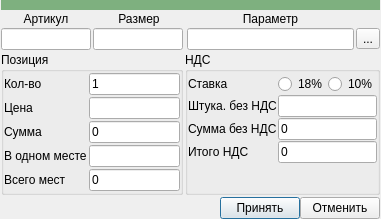
This is ui/order_position.ui in Meller008/CRM-Avi as Qt 5 draws it before an edit. The edited form follows.
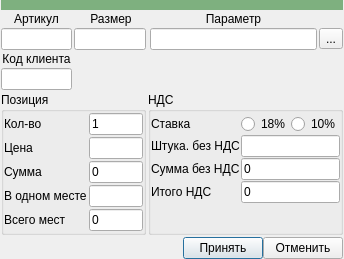
This is the edited form.

What changed in the file:
```diff
--- a/ui/order_position.ui
+++ b/ui/order_position.ui
@@ -6,8 +6,8 @@
    <rect>
     <x>0</x>
     <y>0</y>
-    <width>381</width>
-    <height>203</height>
+    <width>344</width>
+    <height>240</height>
    </rect>
   </property>
   <property name="windowTitle">
@@ -29,6 +29,27 @@
    <property name="spacing">
     <number>2</number>
    </property>
+   <item row="3" column="0">
+    <widget class="QLabel" name="label_13">
+     <property name="text">
+      <string>&lt;html&gt;&lt;head/&gt;&lt;body&gt;&lt;p align=&quot;center&quot;&gt;Код клиента&lt;/p&gt;&lt;/body&gt;&lt;/html&gt;</string>
+     </property>
+    </widget>
+   </item>
+   <item row="1" column="0">
+    <widget class="QLabel" name="label">
+     <property name="text">
+      <string>&lt;html&gt;&lt;head/&gt;&lt;body&gt;&lt;p align=&quot;center&quot;&gt;Артикул&lt;/p&gt;&lt;/body&gt;&lt;/html&gt;</string>
+     </property>
+    </widget>
+   </item>
+   <item row="2" column="1">
+    <widget class="QLineEdit" name="le_size">
+     <property name="readOnly">
+      <bool>true</bool>
+     </property>
+    </widget>
+   </item>
    <item row="1" column="1" colspan="2">
     <widget class="QLabel" name="label_2">
      <property name="text">
@@ -36,23 +57,6 @@
      </property>
     </widget>
    </item>
-   <item row="2" column="1">
-    <widget class="QLineEdit" name="le_size">
-     <property name="readOnly">
-      <bool>true</bool>
-     </property>
-    </widget>
-   </item>
-   <item row="2" column="0">
-    <widget class="QLineEdit" name="le_article">
-     <property name="text">
-      <string/>
-     </property>
-     <property name="readOnly">
-      <bool>true</bool>
-     </property>
-    </widget>
-   </item>
    <item row="2" column="4">
     <widget class="QToolButton" name="toolButton">
      <property name="text">
@@ -60,6 +64,13 @@
      </property>
     </widget>
    </item>
+   <item row="2" column="3">
+    <widget class="QLineEdit" name="le_parametr">
+     <property name="readOnly">
+      <bool>true</bool>
+     </property>
+    </widget>
+   </item>
    <item row="1" column="3">
     <widget class="QLabel" name="label_3">
      <property name="text">
@@ -67,34 +78,17 @@
      </property>
     </widget>
    </item>
-   <item row="2" column="3">
-    <widget class="QLineEdit" name="le_parametr">
+   <item row="2" column="0">
+    <widget class="QLineEdit" name="le_article">
+     <property name="text">
+      <string/>
+     </property>
      <property name="readOnly">
       <bool>true</bool>
      </property>
     </widget>
    </item>
-   <item row="0" column="0" colspan="5">
-    <widget class="QWidget" name="widget" native="true">
-     <property name="minimumSize">
-      <size>
-       <width>0</width>
-       <height>10</height>
-      </size>
-     </property>
-     <property name="styleSheet">
-      <string notr="true">background-color: rgb(126, 176, 127);</string>
-     </property>
-    </widget>
-   </item>
-   <item row="1" column="0">
-    <widget class="QLabel" name="label">
-     <property name="text">
-      <string>&lt;html&gt;&lt;head/&gt;&lt;body&gt;&lt;p align=&quot;center&quot;&gt;Артикул&lt;/p&gt;&lt;/body&gt;&lt;/html&gt;</string>
-     </property>
-    </widget>
-   </item>
-   <item row="5" column="0" colspan="5">
+   <item row="7" column="0" colspan="5">
     <layout class="QHBoxLayout" name="horizontalLayout">
      <property name="spacing">
       <number>0</number>
@@ -128,7 +122,7 @@
      </item>
     </layout>
    </item>
-   <item row="4" column="0">
+   <item row="6" column="0">
     <spacer name="verticalSpacer">
      <property name="orientation">
       <enum>Qt::Vertical</enum>
@@ -141,7 +135,112 @@
      </property>
     </spacer>
    </item>
-   <item row="3" column="2" colspan="3">
+   <item row="5" column="0" colspan="2">
+    <widget class="QGroupBox" name="groupBox_2">
+     <property name="title">
+      <string>Позиция</string>
+     </property>
+     <layout class="QGridLayout" name="gridLayout_2">
+      <property name="leftMargin">
+       <number>0</number>
+      </property>
+      <property name="topMargin">
+       <number>1</number>
+      </property>
+      <property name="rightMargin">
+       <number>0</number>
+      </property>
+      <property name="bottomMargin">
+       <number>1</number>
+      </property>
+      <property name="spacing">
+       <number>2</number>
+      </property>
+      <item row="3" column="1">
+       <widget class="QLineEdit" name="le_sum_rub">
+        <property name="text">
+         <string>0</string>
+        </property>
+        <property name="readOnly">
+         <bool>true</bool>
+        </property>
+       </widget>
+      </item>
+      <item row="3" column="0">
+       <widget class="QLabel" name="label_10">
+        <property name="text">
+         <string>Сумма</string>
+        </property>
+       </widget>
+      </item>
+      <item row="4" column="1">
+       <widget class="QLineEdit" name="le_in_on_place"/>
+      </item>
+      <item row="1" column="0">
+       <widget class="QLabel" name="label_8">
+        <property name="text">
+         <string>Цена</string>
+        </property>
+       </widget>
+      </item>
+      <item row="4" column="0">
+       <widget class="QLabel" name="label_11">
+        <property name="text">
+         <string>В одном месте</string>
+        </property>
+       </widget>
+      </item>
+      <item row="1" column="1">
+       <widget class="QLineEdit" name="le_price"/>
+      </item>
+      <item row="5" column="1">
+       <widget class="QLineEdit" name="le_place_all">
+        <property name="text">
+         <string>0</string>
+        </property>
+        <property name="readOnly">
+         <bool>true</bool>
+        </property>
+       </widget>
+      </item>
+      <item row="5" column="0">
+       <widget class="QLabel" name="label_12">
+        <property name="text">
+         <string>Всего мест</string>
+        </property>
+       </widget>
+      </item>
+      <item row="0" column="1">
+       <widget class="QLineEdit" name="le_value">
+        <property name="text">
+         <string>1</string>
+        </property>
+       </widget>
+      </item>
+      <item row="0" column="0">
+       <widget class="QLabel" name="label_9">
+        <property name="text">
+         <string>Кол-во</string>
+        </property>
+       </widget>
+      </item>
+     </layout>
+    </widget>
+   </item>
+   <item row="0" column="0" colspan="5">
+    <widget class="QWidget" name="widget" native="true">
+     <property name="minimumSize">
+      <size>
+       <width>0</width>
+       <height>10</height>
+      </size>
+     </property>
+     <property name="styleSheet">
+      <string notr="true">background-color: rgb(126, 176, 127);</string>
+     </property>
+    </widget>
+   </item>
+   <item row="5" column="2" colspan="3">
     <widget class="QGroupBox" name="groupBox">
      <property name="title">
       <string>НДС</string>
@@ -260,96 +359,11 @@
      </layout>
     </widget>
    </item>
-   <item row="3" column="0" colspan="2">
-    <widget class="QGroupBox" name="groupBox_2">
-     <property name="title">
-      <string>Позиция</string>
+   <item row="4" column="0">
+    <widget class="QLineEdit" name="le_client_cod">
+     <property name="readOnly">
+      <bool>true</bool>
      </property>
-     <layout class="QGridLayout" name="gridLayout_2">
-      <property name="leftMargin">
-       <number>0</number>
-      </property>
-      <property name="topMargin">
-       <number>1</number>
-      </property>
-      <property name="rightMargin">
-       <number>0</number>
-      </property>
-      <property name="bottomMargin">
-       <number>1</number>
-      </property>
-      <property name="spacing">
-       <number>2</number>
-      </property>
-      <item row="3" column="1">
-       <widget class="QLineEdit" name="le_sum_rub">
-        <property name="text">
-         <string>0</string>
-        </property>
-        <property name="readOnly">
-         <bool>true</bool>
-        </property>
-       </widget>
-      </item>
-      <item row="3" column="0">
-       <widget class="QLabel" name="label_10">
-        <property name="text">
-         <string>Сумма</string>
-        </property>
-       </widget>
-      </item>
-      <item row="4" column="1">
-       <widget class="QLineEdit" name="le_in_on_place"/>
-      </item>
-      <item row="1" column="0">
-       <widget class="QLabel" name="label_8">
-        <property name="text">
-         <string>Цена</string>
-        </property>
-       </widget>
-      </item>
-      <item row="4" column="0">
-       <widget class="QLabel" name="label_11">
-        <property name="text">
-         <string>В одном месте</string>
-        </property>
-       </widget>
-      </item>
-      <item row="1" column="1">
-       <widget class="QLineEdit" name="le_price"/>
-      </item>
-      <item row="5" column="1">
-       <widget class="QLineEdit" name="le_place_all">
-        <property name="text">
-         <string>0</string>
-        </property>
-        <property name="readOnly">
-         <bool>true</bool>
-        </property>
-       </widget>
-      </item>
-      <item row="5" column="0">
-       <widget class="QLabel" name="label_12">
-        <property name="text">
-         <string>Всего мест</string>
-        </property>
-       </widget>
-      </item>
-      <item row="0" column="1">
-       <widget class="QLineEdit" name="le_value">
-        <property name="text">
-         <string>1</string>
-        </property>
-       </widget>
-      </item>
-      <item row="0" column="0">
-       <widget class="QLabel" name="label_9">
-        <property name="text">
-         <string>Кол-во</string>
-        </property>
-       </widget>
-      </item>
-     </layout>
     </widget>
    </item>
   </layout>
```
